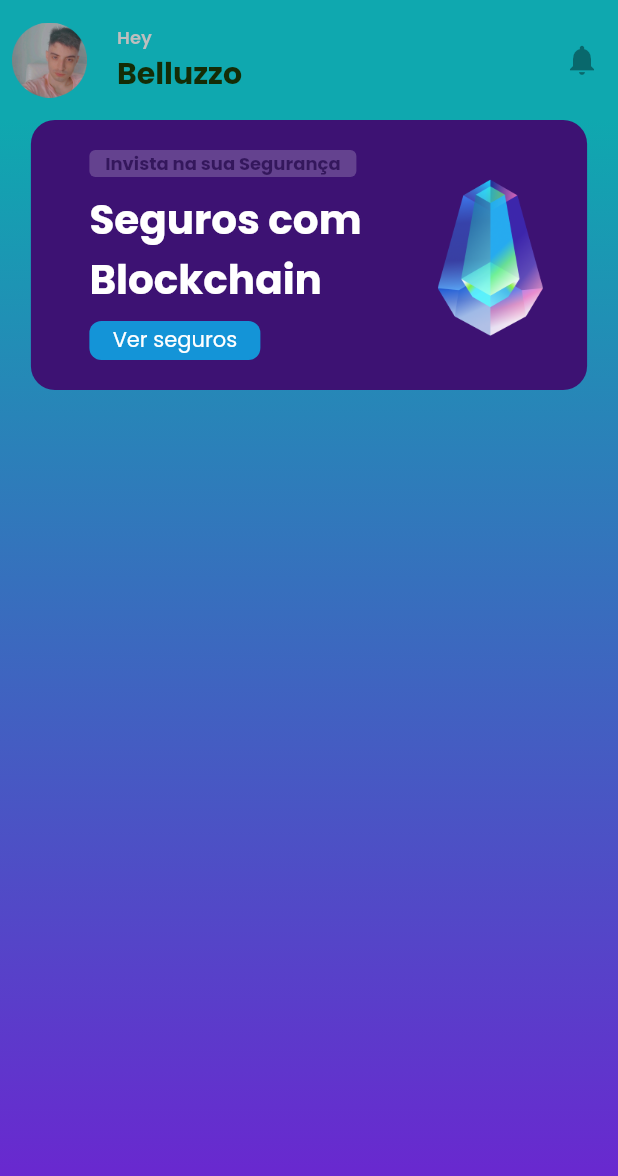
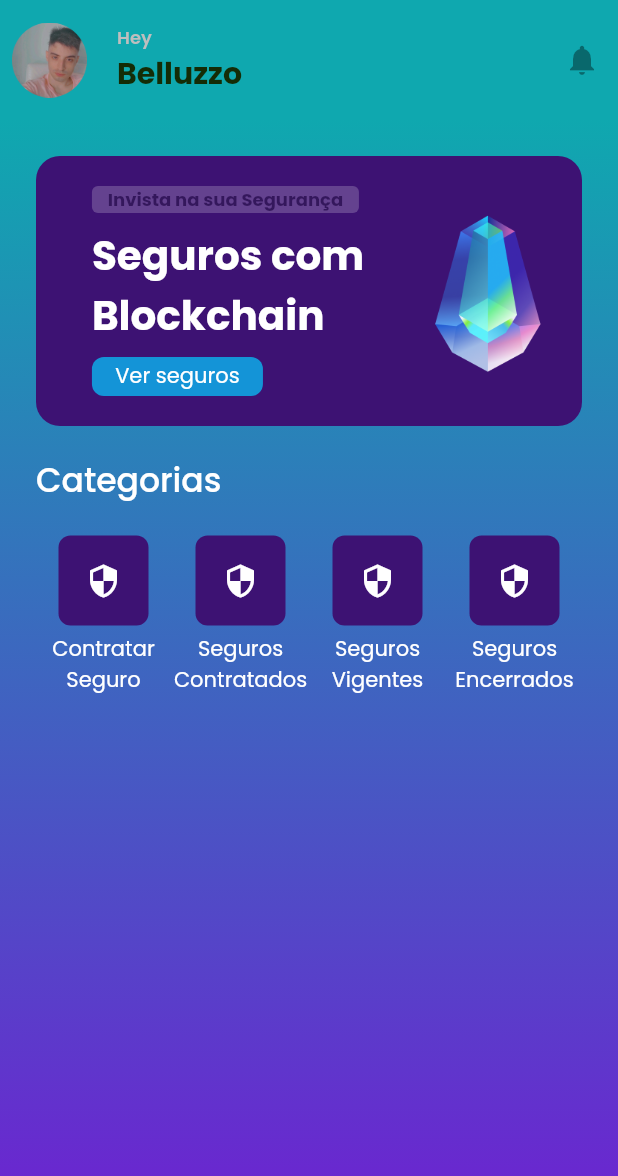
Before and after one commit to diegofornalha/digifi-insure-chain, a Flutter app: the HomeScreen screen opened by its route, on a phone screen of 412 x 824 dp. Shown: the top 1176 px of the screen. Run offline on Flutter 3.47's test engine with Material 2 defaults, Android fonts, the phone set to English and light mode, and no system bars; our stand-ins replace flutter_modular, google_fonts.

Commit message:
att homescreen

```diff
--- a/mobile/lib/app/modules/home/presenter/screens/home/home_screen.dart
+++ b/mobile/lib/app/modules/home/presenter/screens/home/home_screen.dart
@@ -1,13 +1,17 @@
 import 'package:flutter/material.dart';
 import 'package:mobile/app/core/extensions/build_context_utils.dart';
+import 'package:mobile/app/core/styles/text_styles.dart';
 import 'package:mobile/app/modules/home/presenter/widgets/appbar_widget.dart';
 import 'package:mobile/app/modules/home/presenter/widgets/card_widget.dart';
+import 'package:google_fonts/google_fonts.dart';
+import 'package:mobile/app/modules/home/presenter/widgets/item_category.dart';
 
 class HomeScreen extends StatelessWidget {
   const HomeScreen({super.key});
 
   @override
   Widget build(BuildContext context) {
+    final styleModifier = context.appTextStyles;
     return Scaffold(
       appBar: buildAppBar(context),
       body: Container(
@@ -19,13 +23,49 @@ class HomeScreen extends StatelessWidget {
           end: Alignment(0, 1),
           colors: [Color(0xFF0FA8AF), Color(0xFF6E21D1)],
         )),
-        child: const Column(
-          children: [
-            CardWidget(),
-            SizedBox(
-              height: 20,
-            ),
-          ],
+        child: Padding(
+          padding: const EdgeInsets.all(24.0),
+          child: Column(
+            crossAxisAlignment: CrossAxisAlignment.start,
+            children: [
+              const CardWidget(),
+              const SizedBox(
+                height: 20,
+              ),
+              Text(
+                "Categorias",
+                style:
+                    GoogleFonts.poppins(textStyle: styleModifier.mediumWhite),
+              ),
+              const SizedBox(
+                height: 20,
+              ),
+              const Row(
+                mainAxisAlignment: MainAxisAlignment.spaceBetween,
+                children: <ItemCategory>[
+                  ItemCategory(
+                    title: "Contratar Seguro",
+                    icon: Icons.security,
+                  ),
+                  ItemCategory(
+                    title: "Seguros Contratados",
+                    icon: Icons.security,
+                  ),
+                  ItemCategory(
+                    title: "Seguros Vigentes",
+                    icon: Icons.security,
+                  ),
+                  ItemCategory(
+                    title: "Seguros Encerrados",
+                    icon: Icons.security,
+                  ),
+                ],
+              ),
+              const SizedBox(
+                height: 20,
+              ),
+            ],
+          ),
         ),
       ),
     );
--- /dev/null
+++ b/mobile/lib/app/modules/home/presenter/widgets/item_category.dart
@@ -0,0 +1,43 @@
+import 'package:flutter/material.dart';
+import 'package:google_fonts/google_fonts.dart';
+import 'package:mobile/app/core/styles/colors.dart';
+import 'package:mobile/app/core/styles/text_styles.dart';
+
+class ItemCategory extends StatelessWidget {
+  final String title;
+  final IconData icon;
+  const ItemCategory({super.key, required this.title, required this.icon});
+
+  @override
+  Widget build(BuildContext context) {
+    final styleModifier = context.appTextStyles;
+    return Column(
+      children: [
+        Container(
+          alignment: Alignment.center,
+          height: 60,
+          width: 60,
+          decoration: BoxDecoration(
+              color: AppColors.onPrimary,
+              borderRadius: BorderRadius.circular(8)),
+          child: Icon(
+            icon,
+            size: 24,
+            color: Colors.white,
+          ),
+        ),
+        const SizedBox(
+          height: 5,
+        ),
+        SizedBox(
+          width: 90,
+          child: Text(
+            title,
+            textAlign: TextAlign.center,
+            style: GoogleFonts.poppins(textStyle: styleModifier.smallWhite),
+          ),
+        )
+      ],
+    );
+  }
+}
--- a/mobile/pubspec.yaml
+++ b/mobile/pubspec.yaml
@@ -67,7 +67,6 @@ flutter:
   # To add assets to your application, add an assets section, like this:
   assets:
       - assets/
-      - build/contracts/
   #   - images/a_dot_burr.jpeg
   #   - images/a_dot_ham.jpeg
 
```
